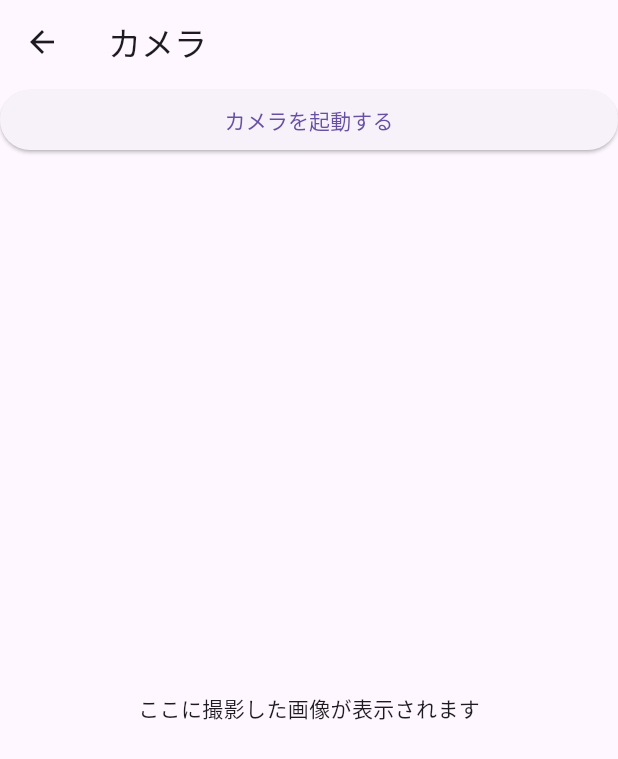
After one commit to sakata-yu/flutter_catalog_app, a Flutter app: the CameraPage screen opened by its route, on a phone screen of 412 x 824 dp. The commit adds this screen. Shown: the top 759 px of the screen. Run offline on Flutter 3.47's test engine with Material 3 defaults, Android fonts, the phone set to English and light mode, and no system bars; our stand-ins replace auto_route, camera, dio, flutter_hooks, fluttertoast, freezed_annotation and 3 more; generated files the repository leaves out were written again.

Commit message:
005.カメラの機能の実装

```diff
--- a/lib/core/config/catalog_items.dart
+++ b/lib/core/config/catalog_items.dart
@@ -36,9 +36,9 @@ class CatalogItems {
       route: CustomDialogRoute(),
     ),
     CatalogItem(
-      title: "#5 権限を使用する機能",
-      detail: "両OSでの権限取得の実装",
-      route: CountRoute(),
+      title: "#5 カメラ画面",
+      detail: "カメラを使った撮影機能の実装",
+      route: CameraRoute(),
     ),
   ];
 
--- a/lib/core/router/app_router.dart
+++ b/lib/core/router/app_router.dart
@@ -8,6 +8,8 @@ import '../../features/catalog001/count_page.dart';
 import '../../features/catalog002/login_page.dart';
 import '../../features/catalog003/sns_page.dart';
 import '../../features/catalog004/custom_dialog_page.dart';
+import '../../features/catalog005/camera_page.dart';
+import '../../features/catalog005/view/take_picture_page.dart';
 
 part 'app_router.gr.dart'; // 自動生成ファイル
 
@@ -20,5 +22,7 @@ class AppRouter extends RootStackRouter {
         AutoRoute(page: LoginRoute.page),
         AutoRoute(page: SnsRoute.page),
         AutoRoute(page: CustomDialogRoute.page),
+        AutoRoute(page: CameraRoute.page),
+        AutoRoute(page: TakePictureRoute.page),
       ];
 }
--- /dev/null
+++ b/lib/features/catalog005/camera_page.dart
@@ -0,0 +1,70 @@
+import 'dart:io';
+
+import 'package:catarog_app_flutter/core/router/app_router.dart';
+import 'package:flutter/material.dart';
+import 'package:auto_route/auto_route.dart';
+import 'package:flutter_hooks/flutter_hooks.dart';
+import 'package:hooks_riverpod/hooks_riverpod.dart';
+import 'package:permission_handler/permission_handler.dart';
+
+import 'view_model/camera_view_model.dart';
+
+@RoutePage()
+class CameraPage extends HookConsumerWidget {
+  const CameraPage({super.key});
+
+  @override
+  Widget build(BuildContext context, WidgetRef ref) {
+    final state = ref.watch(cameraViewModelProvider);
+    final viewModel = ref.read(cameraViewModelProvider.notifier);
+
+    Future<void> handleCameraLaunch() async {
+      final status = await Permission.camera.request();
+      if (status.isGranted && context.mounted) {
+        final result = await context.router.push<String>(
+          TakePictureRoute(),
+        );
+        if (result != null) {
+          viewModel.takePicture(result);
+        }
+      } else if (context.mounted) {
+        ScaffoldMessenger.of(context).showSnackBar(
+          SnackBar(
+            content: Text("カメラの使用が許可されていません"),
+          ),
+        );
+      }
+    }
+
+    useEffect(() {
+      return viewModel.disposeController;
+    }, []);
+
+    return Scaffold(
+      appBar: AppBar(title: const Text('カメラ')),
+      body: Column(
+        crossAxisAlignment: CrossAxisAlignment.stretch,
+        children: [
+          ElevatedButton(
+            onPressed: handleCameraLaunch,
+            child: Text("カメラを起動する"),
+          ),
+          SizedBox(height: 16),
+          Expanded(
+            child: state.imagePath.isNotEmpty
+                ? Center(
+                    child: Image.file(
+                      File(state.imagePath),
+                    ),
+                  )
+                : Center(
+                    child: Text(
+                      "ここに撮影した画像が表示されます",
+                    ),
+                  ),
+          ),
+        ],
+      ),
+    );
+  }
+}
```
Also changed, not shown: lib/features/catalog005/data/camera_state.dart (added, +12 -0 lines), lib/features/catalog005/view/take_picture_page.dart (added, +64 -0 lines), lib/features/catalog005/view_model/camera_view_model.dart (added, +30 -0 lines), 2 other files.
